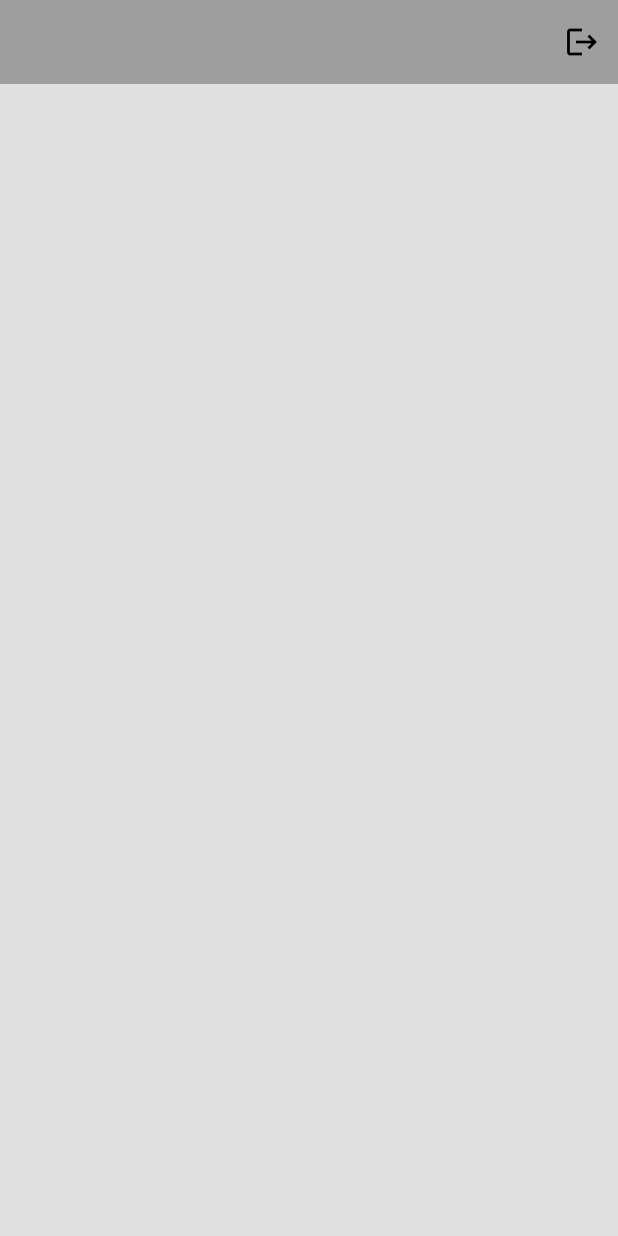
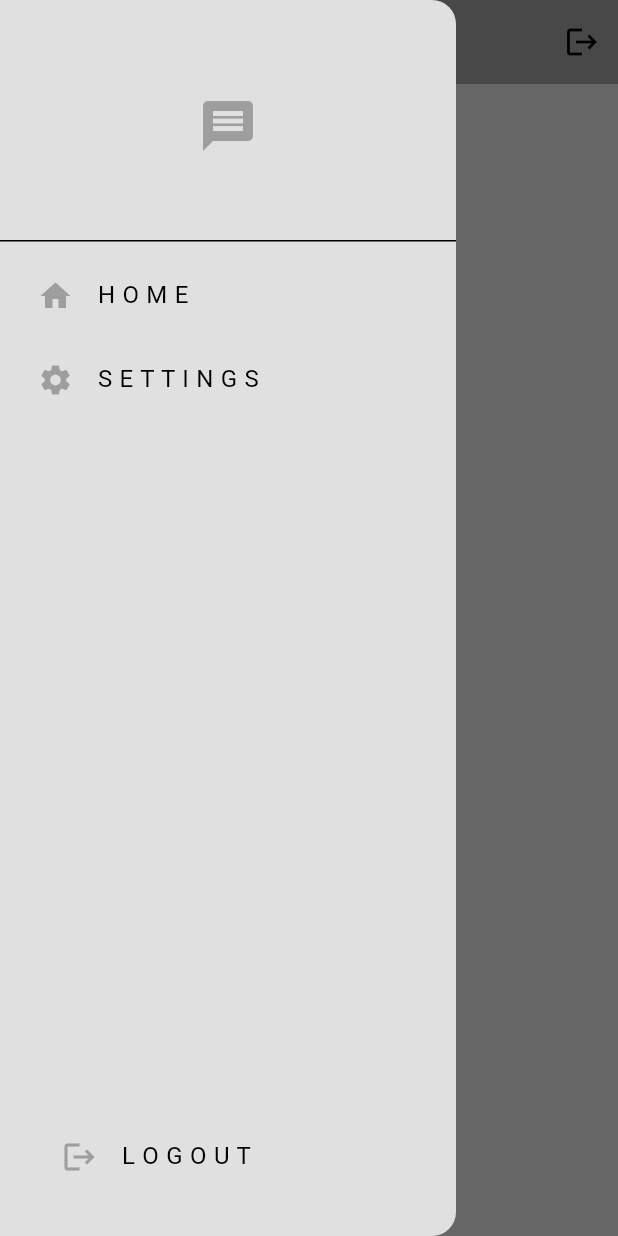
Before and after one commit to Ark3n/chat_app, a Flutter app: the screen it shows once a user with an empty profile is signed in, with the side drawer open (before the commit the screen has no drawer), on a phone screen of 412 x 824 dp. Run offline on Flutter 3.47's test engine with Material 3 defaults, Android fonts, the phone set to English and light mode, and no system bars; our stand-ins replace firebase_auth, firebase_core; accounts and stored records are empty.

Commit message:
UI: Created drawer

```diff
--- /dev/null
+++ b/lib/components/my_drawer.dart
@@ -0,0 +1,78 @@
+import 'package:chat_app/auth/auth_service.dart';
+import 'package:chat_app/pages/settings_page.dart';
+import 'package:flutter/material.dart';
+
+class MyDrawer extends StatelessWidget {
+  const MyDrawer({super.key});
+
+  // MARK: - Methods
+
+  void logout() {
+    // get Auth Settings
+    final auth = AuthService();
+    auth.signOut();
+  }
+
+  @override
+  Widget build(BuildContext context) {
+    return Drawer(
+      child: Column(
+        children: [
+          Column(
+            children: [
+              // icon
+              DrawerHeader(
+                  child: Center(
+                child: Icon(
+                  Icons.message,
+                  size: 40,
+                  color: Theme.of(context).colorScheme.primary,
+                ),
+              )),
+
+              // home page
+              ListTile(
+                contentPadding: EdgeInsets.only(left: 25),
+                title: Text('H O M E'),
+                leading: Icon(
+                  Icons.home,
+                  color: Theme.of(context).colorScheme.primary,
+                ),
+                onTap: () => Navigator.pop(context),
+              ),
+
+              // setting page
+              ListTile(
+                contentPadding: EdgeInsets.only(left: 25),
+                title: Text('S E T T I N G S'),
+                leading: Icon(
+                  Icons.settings,
+                  color: Theme.of(context).colorScheme.primary,
+                ),
+                onTap: () {
+                  Navigator.pop(context);
+                  Navigator.push(context,
+                      MaterialPageRoute(builder: (context) => SettingsPage()));
+                },
+              ),
+            ],
+          ),
+          Spacer(),
+
+          // logout
+          Padding(
+            padding: const EdgeInsets.only(left: 25, bottom: 25),
+            child: ListTile(
+              title: Text('L O G O U T'),
+              leading: Icon(
+                Icons.logout,
+                color: Theme.of(context).colorScheme.primary,
+              ),
+              onTap: logout,
+            ),
+          )
+        ],
+      ),
+    );
+  }
+}
--- a/lib/pages/home_page.dart
+++ b/lib/pages/home_page.dart
@@ -1,4 +1,5 @@
 import 'package:chat_app/auth/auth_service.dart';
+import 'package:chat_app/components/my_drawer.dart';
 import 'package:flutter/material.dart';
 
 class HomePage extends StatelessWidget {
@@ -22,6 +23,7 @@ class HomePage extends StatelessWidget {
           IconButton(onPressed: logout, icon: Icon(Icons.logout))
         ],
       ),
+      drawer: MyDrawer(),
     );
   }
 }
--- /dev/null
+++ b/lib/pages/settings_page.dart
@@ -0,0 +1,12 @@
+import 'package:flutter/material.dart';
+
+class SettingsPage extends StatelessWidget {
+  const SettingsPage({super.key});
+
+  @override
+  Widget build(BuildContext context) {
+    return Scaffold(
+      appBar: AppBar(),
+    );
+  }
+}
```
